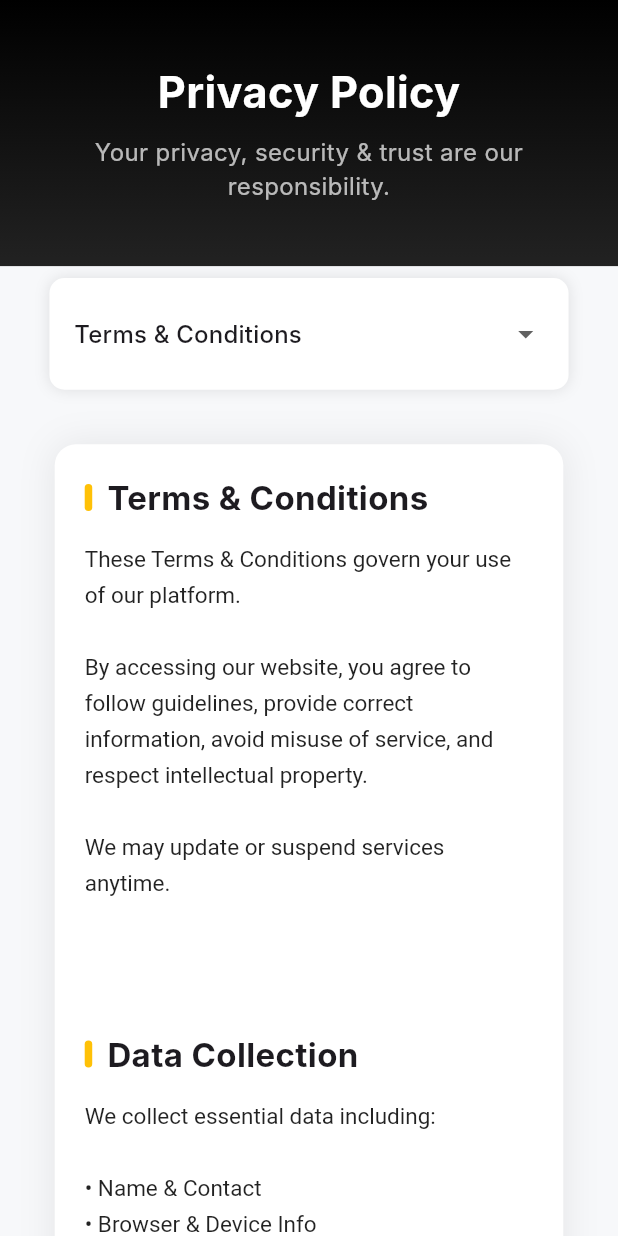
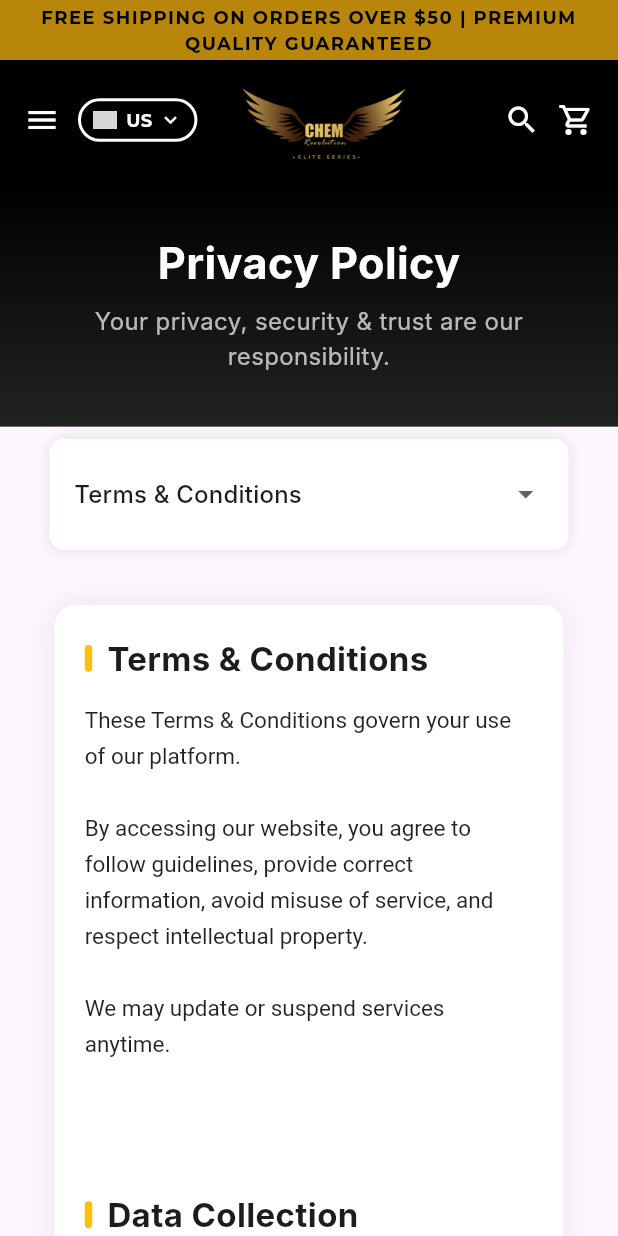
Before and after one commit to muskaan203Jnagal/muskaan_chem, a Flutter app: the PolicyPageB screen opened directly, on a phone screen of 412 x 824 dp. Run offline on Flutter 3.47's test engine with Material 3 defaults, Android fonts, the phone set to English and light mode, and no system bars; our stand-ins replace cloud_firestore, firebase_auth, firebase_core, firebase_storage, font_awesome_flutter, google_fonts and 1 more; accounts and stored records are empty; network calls fail; Roboto replaces fonts that are missing (Inter); grey boxes are pictures that could not be loaded.

Commit message:
my code main branch 12-12-25 8:21pm

```diff
--- a/lib/policy/policy.dart
+++ b/lib/policy/policy.dart
@@ -1,4 +1,8 @@
 import 'package:flutter/material.dart';
+
+// import your header (AppScaffold) and footer (Footer) files
+import 'package:chem_revolutions/header.dart';
+import 'package:chem_revolutions/footer.dart'; // <-- adjust path if needed
 
 class PolicyPageB extends StatefulWidget {
   const PolicyPageB({super.key});
@@ -11,8 +15,7 @@ class _PolicyPageBState extends State<PolicyPageB> {
   int selectedIndex = 0;
 
   final ScrollController scrollController = ScrollController();
-  final List<GlobalKey> sectionKeys =
-      List.generate(6, (index) => GlobalKey());
+  final List<GlobalKey> sectionKeys = List.generate(6, (index) => GlobalKey());
 
   final List<String> titles = [
     "Terms & Conditions",
@@ -75,24 +78,36 @@ class _PolicyPageBState extends State<PolicyPageB> {
   ];
 
   @override
+  void dispose() {
+    scrollController.dispose();
+    super.dispose();
+  }
+
+  @override
   Widget build(BuildContext context) {
-    return Scaffold(
-      backgroundColor: const Color(0xFFF7F8FA),
-      body: LayoutBuilder(
+    // Wrap the whole page inside your AppScaffold so header/drawer works
+    return AppScaffold(
+      currentPage: 'POLICY',
+      body: _buildPageContent(context),
+    );
+  }
+
+  // builds the page content that will be put into the AppScaffold's body
+  Widget _buildPageContent(BuildContext context) {
+    return LayoutBuilder(
       builder: (context, constraints) {
         final screenWidth = constraints.maxWidth;
         final screenHeight = constraints.maxHeight;
         final isMobile = screenWidth < 800;
-          final isTablet = screenWidth < 1200;
 
-          // ✅ Responsive breakpoints
+        // responsive sizes
         final headerPaddingVertical = (screenHeight * 0.05).clamp(30.0, 55.0);
         final sidebarWidth = (screenWidth * 0.25).clamp(220.0, 300.0);
         final contentPadding = (screenWidth * 0.04).clamp(15.0, 35.0);
 
         return Column(
           children: [
-              // ---------------- HEADER ----------------
+            // header area (page header inside body)
             Container(
               width: double.infinity,
               padding: EdgeInsets.symmetric(vertical: headerPaddingVertical),
@@ -105,7 +120,7 @@ class _PolicyPageBState extends State<PolicyPageB> {
               ),
               child: Column(
                 children: [
-                    FittedBox(  // ✅ Prevents header text overflow
+                  FittedBox(
                     fit: BoxFit.scaleDown,
                     child: Text(
                       "Privacy Policy",
@@ -134,7 +149,7 @@ class _PolicyPageBState extends State<PolicyPageB> {
               ),
             ),
 
-              // ---------------- BODY ----------------
+            // body area
             Expanded(
               child: isMobile
                   ? _buildMobileView(contentPadding)
@@ -143,18 +158,14 @@ class _PolicyPageBState extends State<PolicyPageB> {
           ],
         );
       },
-      ),
     );
   }
 
-  // ---------------------------------------------------------------------------
-  //                          ➤ DESKTOP / WEB LAYOUT
-  // ---------------------------------------------------------------------------
+  // Desktop layout (keeps your existing sidebar + content behaviour)
   Widget _buildDesktopView(double sidebarWidth, double contentPadding) {
     return Row(
-      crossAxisAlignment: CrossAxisAlignment.start,  // ✅ Prevents row overflow
+      crossAxisAlignment: CrossAxisAlignment.start,
       children: [
-        // ---------------- SIDEBAR ----------------
         Container(
           width: sidebarWidth,
           margin: EdgeInsets.all((sidebarWidth * 0.08).clamp(15.0, 25.0)),
@@ -181,8 +192,6 @@ class _PolicyPageBState extends State<PolicyPageB> {
                   ),
                 ),
                 SizedBox(height: (sidebarWidth * 0.07).clamp(14.0, 20.0)),
-
-                // navigation buttons
                 for (int i = 0; i < titles.length; i++)
                   _buildNavItem(
                     title: titles[i],
@@ -201,24 +210,22 @@ class _PolicyPageBState extends State<PolicyPageB> {
           ),
         ),
 
-        // ---------------- CONTENT ----------------
+        // main content + footer
         Expanded(
-          child: _buildContentScroll(),
+          child: _buildContentScroll(includeFooter: true),
         ),
       ],
     );
   }
 
-  // ---------------------------------------------------------------------------
-  //                           ➤ MOBILE LAYOUT
-  // ---------------------------------------------------------------------------
+  // Mobile layout
   Widget _buildMobileView(double contentPadding) {
     return SingleChildScrollView(
       controller: scrollController,
       padding: EdgeInsets.symmetric(horizontal: contentPadding, vertical: 8),
       child: Column(
         children: [
-          // Mobile navigation as DROPDOWN
+          // Dropdown navigation for mobile
           Container(
             width: double.infinity,
             padding: EdgeInsets.symmetric(
@@ -251,38 +258,39 @@ class _PolicyPageBState extends State<PolicyPageB> {
     ),
   ),
   onChanged: (value) {
-                  setState(() => selectedIndex = value!);
+    if (value == null) return; // prevent null crash
+
+    setState(() => selectedIndex = value);
+
     Scrollable.ensureVisible(
-                    sectionKeys[value!].currentContext!,
+      sectionKeys[value].currentContext!,
       duration: const Duration(milliseconds: 500),
       curve: Curves.easeInOut,
     );
   },
 ),
+
             ),
           ),
 
           SizedBox(height: contentPadding),
 
-          // Main content
-          _buildContentScroll(),
+          _buildContentScroll(includeFooter: true),
         ],
       ),
     );
   }
 
-  // ---------------------------------------------------------------------------
-  //                    ➤ MAIN CONTENT BUILDER (SHARED)
-  // ---------------------------------------------------------------------------
-  Widget _buildContentScroll() {
+  // Shared content builder; set includeFooter true to attach the Footer widget
+  Widget _buildContentScroll({bool includeFooter = false}) {
     return SingleChildScrollView(
       controller: scrollController,
-      padding: EdgeInsets.all(20),
-      child: Container(
-        constraints: BoxConstraints(
-          maxWidth: 800,  // ✅ Prevents content from being too wide
-        ),
-        padding: EdgeInsets.all(20),
+      padding: const EdgeInsets.all(20),
+      child: Column(
+        children: [
+          Container(
+            constraints: const BoxConstraints(maxWidth: 800),
+            padding: const EdgeInsets.all(20),
             decoration: BoxDecoration(
               color: Colors.white,
               borderRadius: BorderRadius.circular(14),
@@ -299,7 +307,7 @@ class _PolicyPageBState extends State<PolicyPageB> {
                 titles.length,
                 (index) => Container(
                   key: sectionKeys[index],
-              margin: EdgeInsets.only(bottom: 40),
+                  margin: const EdgeInsets.only(bottom: 40),
                   child: Column(
                     crossAxisAlignment: CrossAxisAlignment.start,
                     children: [
@@ -313,11 +321,11 @@ class _PolicyPageBState extends State<PolicyPageB> {
                               borderRadius: BorderRadius.circular(3),
                             ),
                           ),
-                      SizedBox(width: 10),
-                      Expanded(  // ✅ Prevents title overflow
+                          const SizedBox(width: 10),
+                          Expanded(
                             child: Text(
                               titles[index],
-                          style: TextStyle(
+                              style: const TextStyle(
                                 fontSize: 22,
                                 fontWeight: FontWeight.w700,
                               ),
@@ -326,7 +334,7 @@ class _PolicyPageBState extends State<PolicyPageB> {
                           ),
                         ],
                       ),
-                  SizedBox(height: 12),
+                      const SizedBox(height: 12),
                       DefaultTextStyle(
                         style: const TextStyle(
                           fontSize: 15,
@@ -341,10 +349,81 @@ class _PolicyPageBState extends State<PolicyPageB> {
               ),
             ),
           ),
+
+          // small spacing before footer
+          const SizedBox(height: 30),
+
+          // include your footer (constructed like FooterDemoPage)
+          if (includeFooter) _buildFooter(),
+        ],
+      ),
     );
   }
 
-  // ---------------- NAV BAR ITEM ----------------
+  // Reuse the Footer widget (not MyFooter) and construct demo columns + socials
+  Widget _buildFooter() {
+    // create the columns & social links same as FooterDemoPage in footer.dart
+    final social = [
+      SocialLink(icon: Icons.camera_alt, url: 'https://instagram.com'),
+      SocialLink(icon: Icons.facebook, url: 'https://facebook.com'),
+      SocialLink(icon: Icons.share, url: 'https://twitter.com'),
+    ];
+
+    final columns = [
+      FooterColumn(
+        title: 'QUICK LINKS',
+        items: [
+          FooterItem(label: 'Home', onTap: () {}),
+          FooterItem(label: 'Categories', onTap: () {}),
+          FooterItem(label: 'Product Detail', onTap: () {}),
+          FooterItem(label: 'Contact Us', onTap: () {}),
+        ],
+      ),
+      FooterColumn(
+        title: 'CUSTOMER SERVICE',
+        items: [
+          FooterItem(label: 'My Account', url: "https://chemrevolutions.com/account"),
+          FooterItem(label: 'Order Status', url: "https://chemrevolutions.com/orders"),
+          FooterItem(label: 'Wishlist', url: "https://chemrevolutions.com/wishlist"),
+        ],
+      ),
+      FooterColumn(
+        title: 'INFORMATION',
+        items: [
+          FooterItem(
+            label: 'About Us',
+            onTap: () {
+              // navigate if your app has route
+            },
+          ),
+          FooterItem(label: 'Privacy Policy', url: "https://chemrevolutions.com/privacy"),
+          FooterItem(label: 'Data Collection', url: "https://chemrevolutions.com/data"),
+        ],
+      ),
+      FooterColumn(
+        title: 'POLICIES',
+        items: [
+          FooterItem(label: 'Privacy Policy', url: "https://chemrevolutions.com/privacy"),
+          FooterItem(label: 'Data Collection', url: "https://chemrevolutions.com/data"),
+          FooterItem(label: 'Terms & Conditions', url: "https://chemrevolutions.com/terms"),
+        ],
+      ),
+    ];
+
+    final footerLogo = FooterLogo(
+      image: Image.asset('assets/icons/chemo.png', fit: BoxFit.contain),
+      onTapUrl: "https://chemrevolutions.com",
+    );
+
+    return Footer(
+      logo: footerLogo,
+      socialLinks: social,
+      columns: columns,
+      copyright: "© 2025 ChemRevolutions.com. All rights reserved.",
+    );
+  }
+
+  // Navigation item builder (unchanged)
   Widget _buildNavItem({
     required String title,
     required bool isActive,
@@ -354,8 +433,8 @@ class _PolicyPageBState extends State<PolicyPageB> {
       onTap: onTap,
       child: AnimatedContainer(
         duration: const Duration(milliseconds: 200),
-        margin: EdgeInsets.only(bottom: 6),
-        padding: EdgeInsets.symmetric(vertical: 10, horizontal: 12),
+        margin: const EdgeInsets.only(bottom: 6),
+        padding: const EdgeInsets.symmetric(vertical: 10, horizontal: 12),
         decoration: BoxDecoration(
           color: isActive ? Colors.amber : Colors.white,
           borderRadius: BorderRadius.circular(8),
--- a/pubspec.yaml
+++ b/pubspec.yaml
@@ -34,6 +34,8 @@ flutter:
   assets:
   - assets/icons/google_logo.png
   - assets/icons/chemo.png
+  - assets/images/
+  - assets/images/products/
 
   fonts:
     - family: Montserrat
```
Lines whose indentation alone changed are shown as unchanged.
